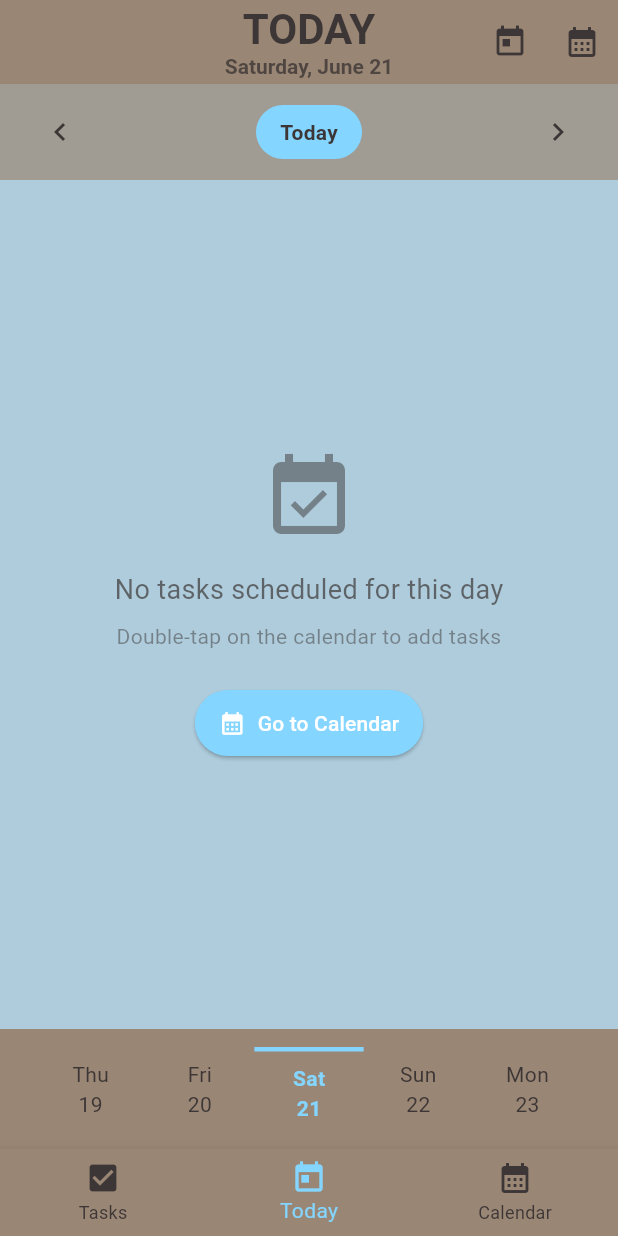
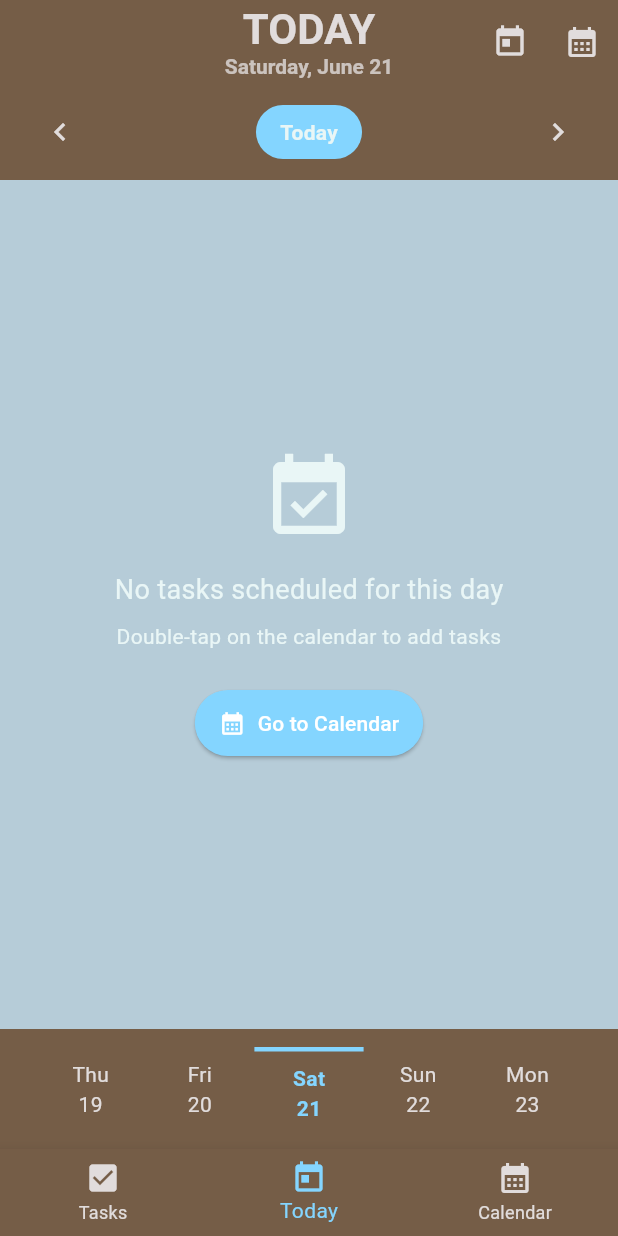
Before and after one commit to jonaah/tooodooo_app, a Flutter app: the screen it shows after launch, item 2 of the bottom bar chosen, on a phone screen of 412 x 824 dp. Run offline on Flutter 3.47's test engine with Material 3 defaults, Android fonts, the phone set to English and light mode, and no system bars; our stand-ins replace flutter_slidable, shared_preferences, syncfusion_flutter_calendar.

Commit message:
"App Bar Verfärbung fix"

```diff
--- a/lib/pages/home_page.dart
+++ b/lib/pages/home_page.dart
@@ -287,7 +287,8 @@ class _HomePageState extends State<HomePage> {
         ),
         centerTitle: true,
         backgroundColor: AppTheme.primaryColor,
-        elevation: 0,
+
+        surfaceTintColor: AppTheme.primaryColor,
       ),
       floatingActionButton: FloatingActionButton(
         onPressed: createNewTask,
--- a/lib/pages/today_tasks_page.dart
+++ b/lib/pages/today_tasks_page.dart
@@ -257,6 +257,7 @@ class TodayTasksPageState extends State<TodayTasksPage> with WidgetsBindingObser
         ),
         centerTitle: true,
         backgroundColor: AppTheme.primaryColor,
+        surfaceTintColor: AppTheme.primaryColor,
         elevation: 0,
         actions: [
           IconButton(
@@ -275,7 +276,7 @@ class TodayTasksPageState extends State<TodayTasksPage> with WidgetsBindingObser
         children: [
           // Day navigation header
           Container(
-            color: AppTheme.primaryColor.withOpacity(0.7),
+            color: AppTheme.primaryColor,
             padding: const EdgeInsets.symmetric(horizontal: 16, vertical: 8),
             child: Row(
               mainAxisAlignment: MainAxisAlignment.spaceBetween,
@@ -294,7 +295,7 @@ class TodayTasksPageState extends State<TodayTasksPage> with WidgetsBindingObser
                   child: Text(
                     isToday ? 'Today' : DateFormat('MMM d').format(_selectedDate),
                     style: const TextStyle(
-                      color: AppTheme.textColor,
+                      color: AppTheme.secondaryTextColor,
                       fontWeight: FontWeight.bold,
                     ),
                   ),
@@ -500,7 +501,7 @@ class TodayTasksPageState extends State<TodayTasksPage> with WidgetsBindingObser
           Icon(
             isPastDate ? Icons.history : Icons.event_available,
             size: 64,
-            color: AppTheme.textColor.withOpacity(0.5),
+            color: AppTheme.secondaryTextColor,
           ),
           const SizedBox(height: 16),
           Text(
@@ -508,7 +509,7 @@ class TodayTasksPageState extends State<TodayTasksPage> with WidgetsBindingObser
                 ? TodayTasksService.msgNoTasksScheduledPast
                 : TodayTasksService.msgNoTasksScheduled,
             style: TextStyle(
-              color: AppTheme.textColor.withOpacity(0.7),
+              color: AppTheme.secondaryTextColor,
               fontSize: 18,
             ),
           ),
@@ -517,7 +518,7 @@ class TodayTasksPageState extends State<TodayTasksPage> with WidgetsBindingObser
             TodayTasksService.msgDoubleTapToAdd,
             textAlign: TextAlign.center,
             style: TextStyle(
-              color: AppTheme.textColor.withOpacity(0.5),
+              color: AppTheme.secondaryTextColor,
               fontSize: 14,
             ),
           ),
--- a/lib/util/app_theme.dart
+++ b/lib/util/app_theme.dart
@@ -3,13 +3,14 @@ import 'package:flutter/material.dart';
 // A central place for app theme definitions to avoid magic numbers and hardcoded styles
 class AppTheme {
   // App colors
-  static const Color primaryColor = Color(0xFF9A8674); // Dark gray for app bar
-  static const Color backgroundColor = Color(0xFFAECCDC); // Background color
-  static const Color textColor = Color(0xFF3C3636); // Dark text color
+  static const Color primaryColor = Color(0xFF755D47); // Dark gray for app bar
+  static const Color backgroundColor = Color(0xFFB6CCD8); // Background color
+  static const Color textColor = Color(0xFFE1DCDC); // Light text color
   static const Color secondaryTextColor = Color(0xFFE9F6F6); // Lighter text color for subtitles
+  static const Color darkTextColor = Color(0xFF2F3235); // Darker text color for contrast
   static const Color accentColor = Color(0xFF84D5FF); // Blue accent instead of amber/yellow
-  static const Color dividerColor = Color(0xFF3D7A9F); // Divider color (same as accent)
-  static const Color calendarBackgroundColor = Color(0xFFAECCDC); // Calendar background color
+  static const Color dividerColor = Color(0xFF102B39); // Divider color (same as accent)
+  static const Color calendarBackgroundColor = Color(0xFFC5D9E3); // Calendar background color
 
   // Priority colors - Green to Red progression
   static Color getPriorityColor(int priority) {
@@ -21,7 +22,7 @@ class AppTheme {
       case 3:
         return Color(0xFF6A96DC).withOpacity(0.75); // Medium priority - blue
       case 4:
-        return Color(0xFFCC8F5B).withOpacity(0.75); // High priority - orange
+        return Color(0xFFEF9447).withOpacity(0.75); // High priority - orange
       case 5:
         return Color(0xFFD86E69).withOpacity(0.75); // Highest priority - red
       default:
```
Also changed, not shown: lib/pages/calendar_page.dart (+78 -16 lines), lib/util/todo_selection_dialog.dart (+7 -7 lines).
